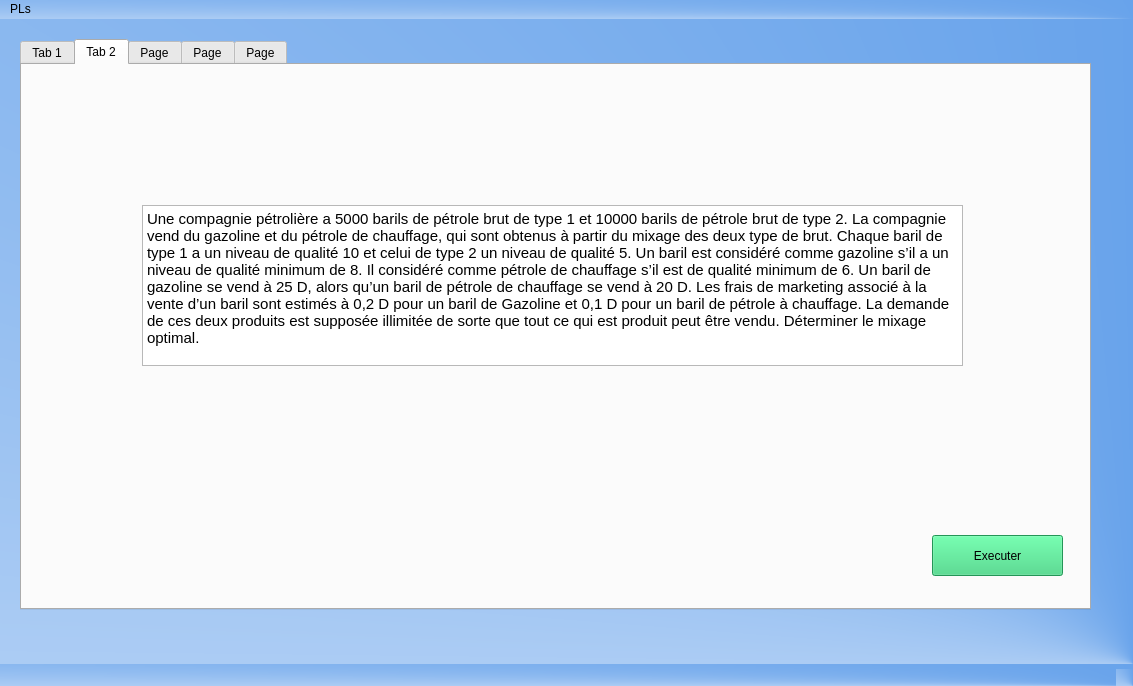
Before: the Qt Designer form ro.ui in Makoorr/PL, drawn with Qt 5.
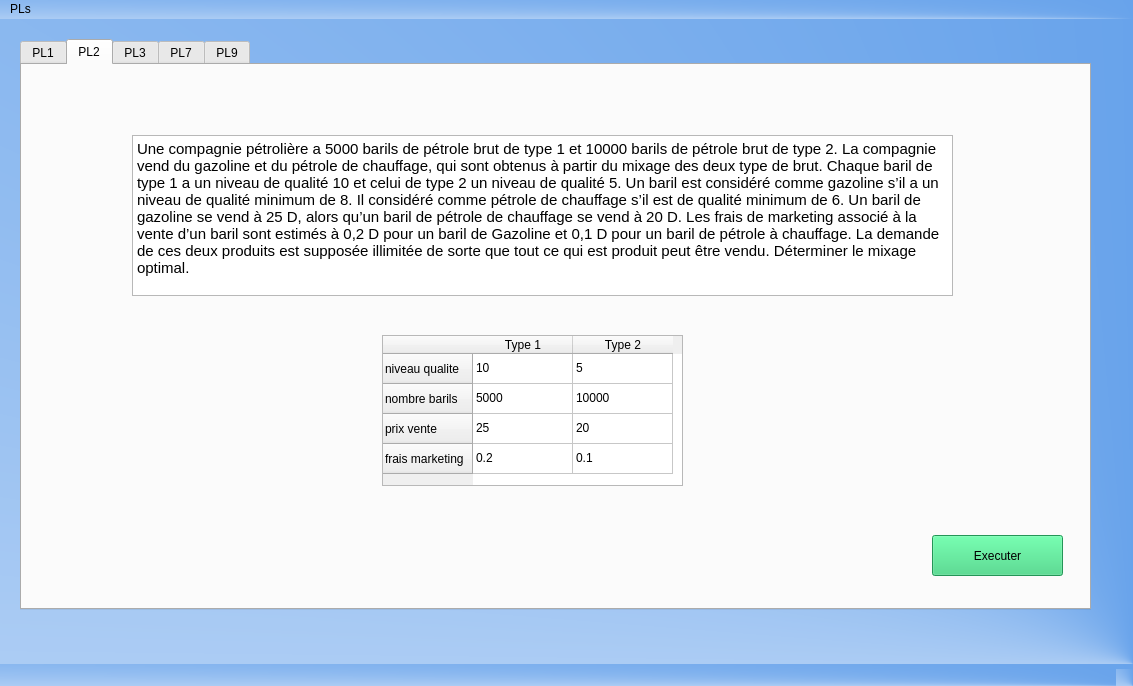
After: the same form once the commit is applied. The open tabs and pages were chosen to show the change.

Diff of the .ui file:
```diff
--- a/ro.ui
+++ b/ro.ui
@@ -40,7 +40,7 @@
       <string notr="true">background-color: transparent;</string>
      </property>
      <attribute name="title">
-      <string>Tab 1</string>
+      <string>PL1</string>
      </attribute>
      <widget class="QTableWidget" name="pl1Parametres">
       <property name="geometry">
@@ -363,13 +363,13 @@
     </widget>
     <widget class="QWidget" name="pl2">
      <attribute name="title">
-      <string>Tab 2</string>
+      <string>PL2</string>
      </attribute>
      <widget class="QTextBrowser" name="pl2TextBrowser">
       <property name="geometry">
        <rect>
-        <x>120</x>
-        <y>140</y>
+        <x>110</x>
+        <y>70</y>
         <width>821</width>
         <height>161</height>
        </rect>
@@ -378,8 +378,8 @@
        <string>&lt;!DOCTYPE HTML PUBLIC &quot;-//W3C//DTD HTML 4.0//EN&quot; &quot;http://www.w3.org/TR/REC-html40/strict.dtd&quot;&gt;
 &lt;html&gt;&lt;head&gt;&lt;meta name=&quot;qrichtext&quot; content=&quot;1&quot; /&gt;&lt;style type=&quot;text/css&quot;&gt;
 p, li { white-space: pre-wrap; }
-&lt;/style&gt;&lt;/head&gt;&lt;body style=&quot; font-family:'Ubuntu'; font-size:11pt; font-weight:400; font-style:normal;&quot;&gt;
-&lt;p style=&quot; margin-top:0px; margin-bottom:0px; margin-left:0px; margin-right:0px; -qt-block-indent:0; text-indent:0px;&quot;&gt;Une compagnie pétrolière a 5000 barils de pétrole brut de type 1 et 10000 barils de pétrole brut de type 2. La compagnie vend du gazoline et du pétrole de chauffage, qui sont obtenus à partir du mixage des deux type de brut. Chaque baril de type 1 a un niveau de qualité 10 et celui de type 2 un niveau de qualité 5. Un baril est considéré comme gazoline s’il a un niveau de qualité minimum de 8. Il considéré comme pétrole de chauffage s’il est de qualité minimum de 6. Un baril de gazoline se vend à 25 D, alors qu’un baril de pétrole de chauffage se vend à 20 D. Les frais de marketing associé à la vente d’un baril sont estimés à 0,2 D pour un baril de Gazoline et 0,1 D pour un baril de pétrole à chauffage. La demande de ces deux produits est supposée illimitée de sorte que tout ce qui est produit peut être vendu. Déterminer le mixage optimal.&lt;/p&gt;&lt;/body&gt;&lt;/html&gt;</string>
+&lt;/style&gt;&lt;/head&gt;&lt;body style=&quot; font-family:'MS Shell Dlg 2'; font-size:8.25pt; font-weight:400; font-style:normal;&quot;&gt;
+&lt;p style=&quot; margin-top:0px; margin-bottom:0px; margin-left:0px; margin-right:0px; -qt-block-indent:0; text-indent:0px;&quot;&gt;&lt;span style=&quot; font-family:'Ubuntu'; font-size:11pt;&quot;&gt;Une compagnie pétrolière a 5000 barils de pétrole brut de type 1 et 10000 barils de pétrole brut de type 2. La compagnie vend du gazoline et du pétrole de chauffage, qui sont obtenus à partir du mixage des deux type de brut. Chaque baril de type 1 a un niveau de qualité 10 et celui de type 2 un niveau de qualité 5. Un baril est considéré comme gazoline s’il a un niveau de qualité minimum de 8. Il considéré comme pétrole de chauffage s’il est de qualité minimum de 6. Un baril de gazoline se vend à 25 D, alors qu’un baril de pétrole de chauffage se vend à 20 D. Les frais de marketing associé à la vente d’un baril sont estimés à 0,2 D pour un baril de Gazoline et 0,1 D pour un baril de pétrole à chauffage. La demande de ces deux produits est supposée illimitée de sorte que tout ce qui est produit peut être vendu. Déterminer le mixage optimal.&lt;/span&gt;&lt;/p&gt;&lt;/body&gt;&lt;/html&gt;</string>
       </property>
      </widget>
      <widget class="QPushButton" name="pl2PushButton">
@@ -398,10 +398,90 @@
        <string>Executer</string>
       </property>
      </widget>
+     <widget class="QTableWidget" name="pl2Parametres">
+      <property name="geometry">
+       <rect>
+        <x>360</x>
+        <y>270</y>
+        <width>301</width>
+        <height>151</height>
+       </rect>
+      </property>
+      <row>
+       <property name="text">
+        <string>niveau qualite</string>
+       </property>
+      </row>
+      <row>
+       <property name="text">
+        <string>nombre barils</string>
+       </property>
+      </row>
+      <row>
+       <property name="text">
+        <string>prix vente</string>
+       </property>
+      </row>
+      <row>
+       <property name="text">
+        <string>frais marketing</string>
+       </property>
+      </row>
+      <column>
+       <property name="text">
+        <string>Type 1</string>
+       </property>
+      </column>
+      <column>
+       <property name="text">
+        <string>Type 2</string>
+       </property>
+      </column>
+      <item row="0" column="0">
+       <property name="text">
+        <string>10</string>
+       </property>
+      </item>
+      <item row="0" column="1">
+       <property name="text">
+        <string>5</string>
+       </property>
+      </item>
+      <item row="1" column="0">
+       <property name="text">
+        <string>5000</string>
+       </property>
+      </item>
+      <item row="1" column="1">
+       <property name="text">
+        <string>10000</string>
+       </property>
+      </item>
+      <item row="2" column="0">
+       <property name="text">
+        <string>25</string>
+       </property>
+      </item>
+      <item row="2" column="1">
+       <property name="text">
+        <string>20</string>
+       </property>
+      </item>
+      <item row="3" column="0">
+       <property name="text">
+        <string>0.2</string>
+       </property>
+      </item>
+      <item row="3" column="1">
+       <property name="text">
+        <string>0.1</string>
+       </property>
+      </item>
+     </widget>
     </widget>
     <widget class="QWidget" name="pl3">
      <attribute name="title">
-      <string>Page</string>
+      <string>PL3</string>
      </attribute>
      <widget class="QTableWidget" name="pl3tableWidget">
       <property name="geometry">
@@ -541,7 +621,7 @@
     </widget>
     <widget class="QWidget" name="pl7">
      <attribute name="title">
-      <string>Page</string>
+      <string>PL7</string>
      </attribute>
      <widget class="QTextBrowser" name="pl7textBrowser_2">
       <property name="geometry">
@@ -863,7 +943,7 @@
     </widget>
     <widget class="QWidget" name="pl9">
      <attribute name="title">
-      <string>Page</string>
+      <string>PL9</string>
      </attribute>
      <widget class="QTextBrowser" name="pl9textBrowser">
       <property name="geometry">
```
Left out of the diff: 100 changed lines with no effect on the pictures.
